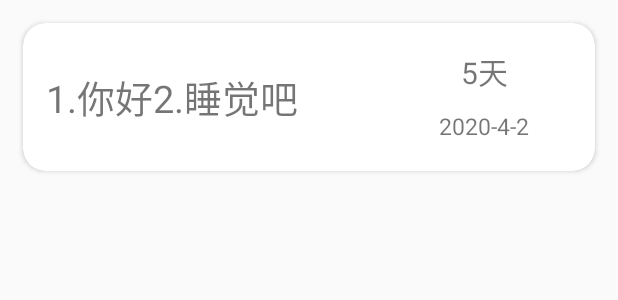
After one commit to paul623/HiMyNote, an Android app: the layout lv_item_view_theme.xml on its own in the app's theme, with its tools: preview values and no code run, on a phone screen of 412 x 824 dp. The commit adds this screen. Shown: the top 300 px of the screen. Run offline under Robolectric (Android 15) with nearby library versions, the phone set to English and light mode, and no system bars.

Commit message:
新增统计

```diff
--- a/app/build.gradle
+++ b/app/build.gradle
@@ -8,8 +8,8 @@ android {
         applicationId "com.paul.himynote"
         minSdkVersion 24
         targetSdkVersion 29
-        versionCode 1
-        versionName "0.0.1"
+        versionCode 2
+        versionName "0.0.2"
 
         testInstrumentationRunner "androidx.test.runner.AndroidJUnitRunner"
     }
--- a/app/src/main/AndroidManifest.xml
+++ b/app/src/main/AndroidManifest.xml
@@ -9,6 +9,7 @@
         android:label="@string/app_name"
         android:roundIcon="@drawable/ic_launcher"
         android:supportsRtl="true"
+        android:hardwareAccelerated="true"
         android:usesCleartextTraffic="true"
         android:theme="@style/Theme.AppCompat.Light.NoActionBar"
         android:windowSoftInputMode="adjustResize|stateHidden">
--- a/app/src/main/java/com/paul/himynote/Activity/EditNoteActivity.java
+++ b/app/src/main/java/com/paul/himynote/Activity/EditNoteActivity.java
@@ -32,6 +32,8 @@ import com.paul.himynote.Model.NoteBean;
 import com.paul.himynote.R;
 import com.paul.himynote.Tools.ColorPool;
 import com.paul.himynote.Tools.DateUtils;
+
+import java.util.Date;
 
 import es.dmoral.toasty.Toasty;
 
@@ -141,6 +143,9 @@ public class EditNoteActivity extends BaseActivity {
                         results=results+dayOfMonth;
                         noteBean.setEndDate(results);
                         stv_edit_clock.setCenterString(noteBean.getAddDate()+"~"+noteBean.getEndDate());
+                        if(DateUtils.countDayToInt(DateUtils.getCurDate(),noteBean.getEndDate())<0){
+                            Toasty.info(me,"不推荐设置以前的日期哦~",Toasty.LENGTH_SHORT).show();
+                        }
                     }
                 },Integer.parseInt(dates[0]),Integer.parseInt(dates[1])-1,Integer.parseInt(dates[2]));
                 datePickerDialog.show();
--- /dev/null
+++ b/app/src/main/res/layout/lv_item_view_theme.xml
@@ -0,0 +1,56 @@
+<?xml version="1.0" encoding="utf-8"?>
+
+<androidx.cardview.widget.CardView android:id="@+id/cv_theme"
+    android:layout_width="match_parent"
+    android:layout_height="wrap_content"
+    app:cardCornerRadius="15dp"
+    android:layout_margin="15dp"
+    xmlns:android="http://schemas.android.com/apk/res/android"
+    xmlns:app="http://schemas.android.com/apk/res-auto">
+
+
+        <LinearLayout
+            android:layout_width="match_parent"
+            android:layout_height="match_parent"
+            android:layout_margin="15dp"
+            android:orientation="horizontal">
+
+            <TextView
+                android:gravity="start|center_vertical"
+                android:id="@+id/tv_theme_content"
+                android:lines="2"
+                android:ellipsize="end"
+                android:layout_width="match_parent"
+                android:layout_height="match_parent"
+                android:layout_weight="1"
+                android:text="1.你好2.睡觉吧"
+                android:textSize="25sp" />
+
+            <LinearLayout
+                android:layout_width="match_parent"
+                android:layout_height="match_parent"
+                android:layout_weight="2"
+                android:orientation="vertical">
+
+                <TextView
+                    android:id="@+id/tv_theme_day"
+                    android:layout_width="match_parent"
+                    android:layout_height="match_parent"
+                    android:layout_weight="1"
+                    android:gravity="center"
+                    android:text="5天"
+                    android:textSize="20sp" />
+
+                <TextView
+                    android:gravity="center"
+                    android:id="@+id/tv_theme_enddtae"
+                    android:layout_width="match_parent"
+                    android:layout_height="match_parent"
+                    android:layout_gravity="center"
+                    android:layout_marginTop="5dp"
+                    android:layout_weight="1"
+                    android:text="2020-4-2"
+                    android:textSize="15sp" />
+            </LinearLayout>
+        </LinearLayout>
+    </androidx.cardview.widget.CardView>
```
Also changed, not shown: app/src/main/java/com/paul/himynote/Adapter/TagListViewAdapter.java (added, +65 -0 lines), app/src/main/java/com/paul/himynote/Adapter/ViewThemeListAdapter.java (added, +61 -0 lines), app/src/main/java/com/paul/himynote/Fragment/HomeFragment.java (+11 -0 lines), app/src/main/java/com/paul/himynote/Fragment/TagFragment.java (added, +108 -0 lines), app/src/main/java/com/paul/himynote/MainActivity.java (+17 -0 lines), app/src/main/java/com/paul/himynote/Manager/NoteBeanManager.java (+16 -15 lines), app/src/main/java/com/paul/himynote/Model/KindsBean.java (added, +67 -0 lines), app/src/main/java/com/paul/himynote/Tools/DateUtils.java (+52 -0 lines), app/src/main/res/layout/dialog_view_theme.xml (added, +34 -0 lines), app/src/main/res/layout/fragment_tag.xml (added, +40 -0 lines), app/src/main/res/drawable/ic_tag.png (added).
